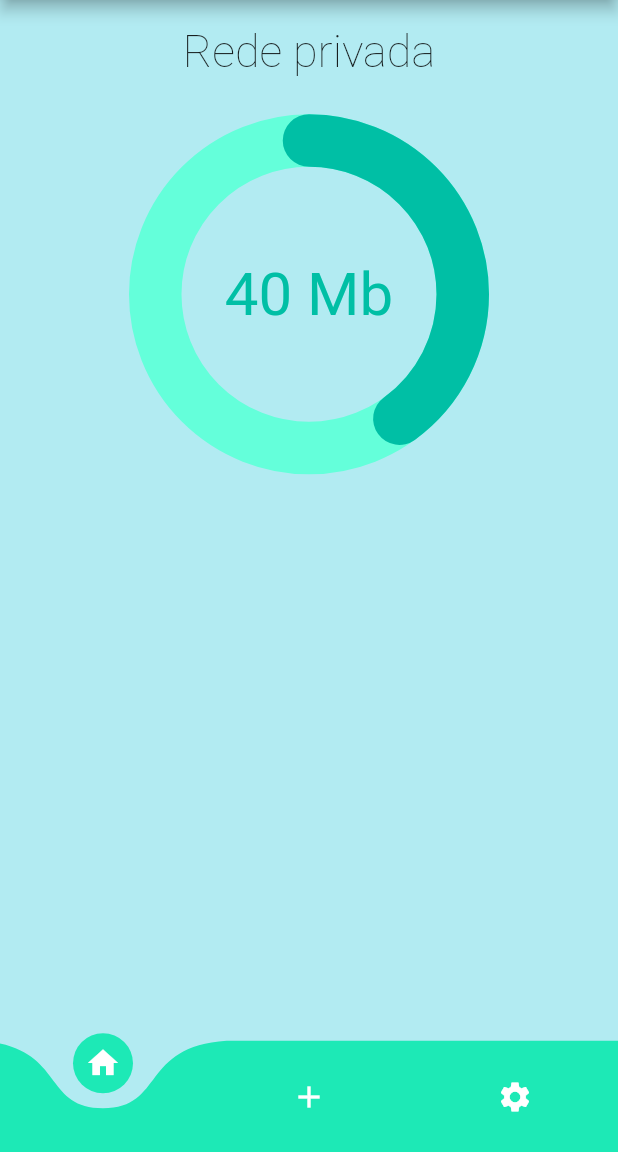
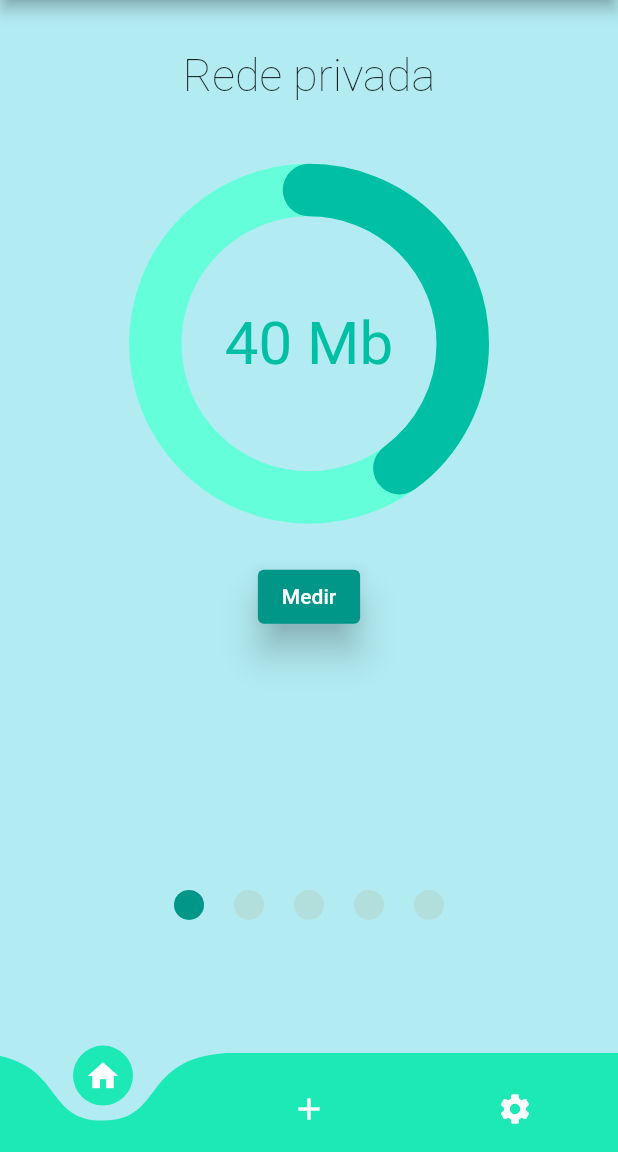
Before and after one commit to ThomasCeccon/App_Challenge_2023, a Flutter app: the MedirRede screen opened by its route, after a tap on "Tráfego", on a phone screen of 412 x 824 dp, the part 84-1236 px from its top. Run offline on Flutter 3.47's test engine with Material 2 defaults, Android fonts, the phone set to English and light mode, and no system bars; drawn by our look-alikes of curved_navigation_bar, percent_indicator, smooth_page_indicator; our stand-ins replace google_fonts, sizer; Roboto replaces fonts that are missing (Abel).

Commit message:
trafegoRede

```diff
--- a/App/app_rede/lib/Views/MedirRede.dart
+++ b/App/app_rede/lib/Views/MedirRede.dart
@@ -4,7 +4,13 @@ import 'package:curved_navigation_bar/curved_navigation_bar.dart';
 import 'package:google_fonts/google_fonts.dart';
 import 'package:percent_indicator/percent_indicator.dart';
 import 'package:sizer/sizer.dart';
+import 'package:smooth_page_indicator/smooth_page_indicator.dart';
 
+import 'package:app_rede/Views/trafegos/Downloads.dart';
+import 'package:app_rede/Views/trafegos/NavegaInternet.dart';
+import 'package:app_rede/Views/trafegos/RedePrivada.dart';
+import 'package:app_rede/Views/trafegos/Streaming.dart';
+import 'package:app_rede/Views/trafegos/VideoConferencia.dart';
 import 'package:app_rede/constants/constatsAppbar.dart';
 
 class MedirRede extends StatefulWidget {
@@ -15,6 +21,7 @@ class MedirRede extends StatefulWidget {
 }
 
 class _MedirRedeState extends State<MedirRede> {
+  final _controller = PageController();
 
   @override
   Widget build(BuildContext context) {
@@ -24,42 +31,38 @@ class _MedirRedeState extends State<MedirRede> {
         appBar: appBar('medir rede'),
         body: Column(
           children: [
-            Padding(
-              padding: EdgeInsets.only(top: 2.h),
-              child: Text(
-                'Rede privada',
-                style:
-                    GoogleFonts.abel(fontSize: 30, fontWeight: FontWeight.w200),
+            SizedBox(
+              height: 72.h,
+
+              child: PageView(
+                controller: _controller,
+                children: [
+                  RedePrivada(),
+                  StreamingVideo(),
+                  VideoConferencia(),
+                  NavegacaoInternet(),
+                  Downloads(),
+                ],
               ),
             ),
-            Padding(
-              padding: EdgeInsets.only(top: 3.h),
-              child: Center(
-                child: CircularPercentIndicator(
-                  animation: true,
-                  animationDuration: 1000,
-                  radius: 120,
-                  lineWidth: 35,
-                  percent: 0.4,
-                  progressColor: Colors.tealAccent.shade700,
-                  backgroundColor: Colors.tealAccent,
-                  circularStrokeCap: CircularStrokeCap.round,
-                  center: Text(
-                    '40 Mb',
-                    style: TextStyle(
-                        fontSize: 40, color: Colors.tealAccent.shade700),
-                  ),
-                ),
-              ),
+            SmoothPageIndicator(
+              controller: _controller,
+              count: 5,
+              effect: JumpingDotEffect(
+                  activeDotColor: Colors.teal,
+                  dotColor: Colors.teal.shade100,
+                  dotHeight: 20,
+                  dotWidth: 20,
+                  spacing: 20,
+                  verticalOffset: 5),
             ),
-
           ],
         ),
         bottomNavigationBar: CurvedNavigationBar(
           backgroundColor: Colors.cyan.shade100,
           color: Colors.tealAccent.shade400,
           animationDuration: Duration(microseconds: 300),
-          height: 9.h,
+          height: 8.h,
           onTap: (index) {
             print(index);
             if (index == 0) {
--- /dev/null
+++ b/App/app_rede/lib/Views/trafegos/Downloads.dart
@@ -0,0 +1,67 @@
+import 'package:flutter/material.dart';
+
+import 'package:google_fonts/google_fonts.dart';
+import 'package:percent_indicator/percent_indicator.dart';
+import 'package:sizer/sizer.dart';
+
+
+class Downloads extends StatefulWidget {
+  const Downloads({super.key});
+
+  @override
+  State<Downloads> createState() => _DownloadsState();
+}
+
+class _DownloadsState extends State<Downloads> {
+  @override
+  Widget build(BuildContext context) {
+    return Sizer(builder: (context, orientation, deviceType) {
+      return Scaffold(
+         backgroundColor: Colors.cyan.shade100,
+        body: Column(children: [
+          //rede downloads
+          Padding(
+            padding: EdgeInsets.only(top: 4.h),
+            child: Text(
+              'Downloads',
+              style:
+                  GoogleFonts.abel(fontSize: 30, fontWeight: FontWeight.w200),
+            ),
+          ),
+          Padding(
+            padding: EdgeInsets.only(top: 5.h),
+            child: Center(
+              child: CircularPercentIndicator(
+                animation: true,
+                animationDuration: 1000,
+                radius: 120,
+                lineWidth: 35,
+                percent: 0.4,
+                progressColor: Colors.tealAccent.shade700,
+                backgroundColor: Colors.tealAccent,
+                circularStrokeCap: CircularStrokeCap.round,
+                center: Text(
+                  '40 Mb',
+                  style: TextStyle(
+                      fontSize: 40, color: Colors.tealAccent.shade700),
+                ),
+              ),
+            ),
+          ),
+
+          //medir rede privada
+          Padding(
+            padding:
+                EdgeInsets.only(top: 3.h, left: 5.w, right: 5.w, bottom: 5.h),
+            child: ElevatedButton(
+              onPressed: () {},
+              child: Text('Medir'),
+              style: ElevatedButton.styleFrom(
+                  backgroundColor: Colors.teal, elevation: 10),
+            ),
+          )
+        ]),
+      );
+    });
+  }
+}
--- /dev/null
+++ b/App/app_rede/lib/Views/trafegos/NavegaInternet.dart
@@ -0,0 +1,66 @@
+import 'package:flutter/material.dart';
+
+import 'package:google_fonts/google_fonts.dart';
+import 'package:percent_indicator/percent_indicator.dart';
+import 'package:sizer/sizer.dart';
+
+class NavegacaoInternet extends StatefulWidget {
+  const NavegacaoInternet({super.key});
+
+  @override
+  State<NavegacaoInternet> createState() => _NavegacaoInternetState();
+}
+
+class _NavegacaoInternetState extends State<NavegacaoInternet> {
+  @override
+  Widget build(BuildContext context) {
+     return Sizer(builder: (context, orientation, deviceType) {
+      return Scaffold(
+       backgroundColor: Colors.cyan.shade100,
+        body: Column(children: [
+          //rede navegando internet
+          Padding(
+            padding: EdgeInsets.only(top: 4.h),
+            child: Text(
+              'Navegando internet',
+              style:
+                  GoogleFonts.abel(fontSize: 30, fontWeight: FontWeight.w200),
+            ),
+          ),
+          Padding(
+            padding: EdgeInsets.only(top: 5.h),
+            child: Center(
+              child: CircularPercentIndicator(
+                animation: true,
+                animationDuration: 1000,
+                radius: 120,
+                lineWidth: 35,
+                percent: 0.4,
+                progressColor: Colors.tealAccent.shade700,
+                backgroundColor: Colors.tealAccent,
+                circularStrokeCap: CircularStrokeCap.round,
+                center: Text(
+                  '40 Mb',
+                  style: TextStyle(
+                      fontSize: 40, color: Colors.tealAccent.shade700),
+                ),
+              ),
+            ),
+          ),
+
+          //medir rede privada
+          Padding(
+            padding:
+                EdgeInsets.only(top: 3.h, left: 5.w, right: 5.w, bottom: 5.h),
+            child: ElevatedButton(
+              onPressed: () {},
+              child: Text('Medir'),
+              style: ElevatedButton.styleFrom(
+                  backgroundColor: Colors.teal, elevation: 10),
+            ),
+          )
+        ]),
+      );
+    });
+  }
+}
--- /dev/null
+++ b/App/app_rede/lib/Views/trafegos/RedePrivada.dart
@@ -0,0 +1,67 @@
+import 'package:flutter/material.dart';
+
+import 'package:google_fonts/google_fonts.dart';
+import 'package:percent_indicator/percent_indicator.dart';
+import 'package:sizer/sizer.dart';
+
+
+class RedePrivada extends StatefulWidget {
+  const RedePrivada({super.key});
+
+  @override
+  State<RedePrivada> createState() => _RedePrivadaState();
+}
+
+class _RedePrivadaState extends State<RedePrivada> {
+  @override
+  Widget build(BuildContext context) {
+    return Sizer(builder: (context, orientation, deviceType) {
+      return Scaffold(
+           backgroundColor: Colors.cyan.shade100,
+        body: Column(children: [
+          //rede pessoal
+          Padding(
+            padding: EdgeInsets.only(top: 4.h),
+            child: Text(
+              'Rede privada',
+              style:
+                  GoogleFonts.abel(fontSize: 30, fontWeight: FontWeight.w200),
+            ),
+          ),
+          Padding(
+            padding: EdgeInsets.only(top: 5.h),
+            child: Center(
+              child: CircularPercentIndicator(
+                animation: true,
+                animationDuration: 1000,
+                radius: 120,
+                lineWidth: 35,
+                percent: 0.4,
+                progressColor: Colors.tealAccent.shade700,
+                backgroundColor: Colors.tealAccent,
+                circularStrokeCap: CircularStrokeCap.round,
+                center: Text(
+                  '40 Mb',
+                  style: TextStyle(
+                      fontSize: 40, color: Colors.tealAccent.shade700),
+                ),
+              ),
+            ),
+          ),
+
+          //medir rede privada
+          Padding(
+            padding:
+                EdgeInsets.only(top: 3.h, left: 5.w, right: 5.w, bottom: 5.h),
+            child: ElevatedButton(
+              onPressed: () {},
+              child: Text('Medir'),
+              style: ElevatedButton.styleFrom(
+                  backgroundColor: Colors.teal, elevation: 10),
+            ),
+          )
+        ]),
+      );
+    });
+  }
+}
--- /dev/null
+++ b/App/app_rede/lib/Views/trafegos/Streaming.dart
@@ -0,0 +1,67 @@
+import 'package:flutter/material.dart';
+
+import 'package:google_fonts/google_fonts.dart';
+import 'package:percent_indicator/percent_indicator.dart';
+import 'package:sizer/sizer.dart';
+
+
+class StreamingVideo extends StatefulWidget {
+  const StreamingVideo({super.key});
+
+  @override
+  State<StreamingVideo> createState() => _StreamingVideoState();
+}
+
+class _StreamingVideoState extends State<StreamingVideo> {
+  @override
+  Widget build(BuildContext context) {
+     return Sizer(builder: (context, orientation, deviceType) {
+      return Scaffold(
+        backgroundColor: Colors.cyan.shade100,
+        body: Column(children: [
+          //rede streaming
+          Padding(
+            padding: EdgeInsets.only(top: 4.h),
+            child: Text(
+              'Streaming de video',
+              style:
+                  GoogleFonts.abel(fontSize: 30, fontWeight: FontWeight.w200),
+            ),
+          ),
+          Padding(
+            padding: EdgeInsets.only(top: 5.h),
+            child: Center(
+              child: CircularPercentIndicator(
+                animation: true,
+                animationDuration: 1000,
+                radius: 120,
+                lineWidth: 35,
+                percent: 0.4,
+                progressColor: Colors.tealAccent.shade700,
+                backgroundColor: Colors.tealAccent,
+                circularStrokeCap: CircularStrokeCap.round,
+                center: Text(
+                  '40 Mb',
+                  style: TextStyle(
+                      fontSize: 40, color: Colors.tealAccent.shade700),
+                ),
+              ),
+            ),
+          ),
+
+          //medir rede privada
+          Padding(
+            padding:
+                EdgeInsets.only(top: 3.h, left: 5.w, right: 5.w, bottom: 5.h),
+            child: ElevatedButton(
+              onPressed: () {},
+              child: Text('Medir'),
+              style: ElevatedButton.styleFrom(
+                  backgroundColor: Colors.teal, elevation: 10),
+            ),
+          )
+        ]),
+      );
+    });
+  }
+}
--- /dev/null
+++ b/App/app_rede/lib/Views/trafegos/VideoConferencia.dart
@@ -0,0 +1,67 @@
+import 'package:flutter/material.dart';
+
+import 'package:google_fonts/google_fonts.dart';
+import 'package:percent_indicator/percent_indicator.dart';
+import 'package:sizer/sizer.dart';
+
+
+class VideoConferencia extends StatefulWidget {
+  const VideoConferencia({super.key});
+
+  @override
+  State<VideoConferencia> createState() => _VideoConferenciaState();
+}
+
+class _VideoConferenciaState extends State<VideoConferencia> {
+  @override
+  Widget build(BuildContext context) {
+     return Sizer(builder: (context, orientation, deviceType) {
+      return Scaffold(
+       backgroundColor: Colors.cyan.shade100,
+        body: Column(children: [
+          //rede video conferencia
+          Padding(
+            padding: EdgeInsets.only(top: 4.h),
+            child: Text(
+              'Video conferência',
+              style:
+                  GoogleFonts.abel(fontSize: 30, fontWeight: FontWeight.w200),
+            ),
+          ),
+          Padding(
+            padding: EdgeInsets.only(top: 5.h),
+            child: Center(
+              child: CircularPercentIndicator(
+                animation: true,
+                animationDuration: 1000,
+                radius: 120,
+                lineWidth: 35,
+                percent: 0.4,
+                progressColor: Colors.tealAccent.shade700,
+                backgroundColor: Colors.tealAccent,
+                circularStrokeCap: CircularStrokeCap.round,
+                center: Text(
+                  '40 Mb',
+                  style: TextStyle(
+                      fontSize: 40, color: Colors.tealAccent.shade700),
+                ),
+              ),
+            ),
+          ),
+
+          //medir rede privada
+          Padding(
+            padding:
+                EdgeInsets.only(top: 3.h, left: 5.w, right: 5.w, bottom: 5.h),
+            child: ElevatedButton(
+              onPressed: () {},
+              child: Text('Medir'),
+              style: ElevatedButton.styleFrom(
+                  backgroundColor: Colors.teal, elevation: 10),
+            ),
+          )
+        ]),
+      );
+    });
+  }
+}
--- a/App/app_rede/lib/myapp.dart
+++ b/App/app_rede/lib/myapp.dart
@@ -3,6 +3,11 @@ import 'package:flutter/material.dart';
 import 'package:app_rede/Views/HomePage.dart';
 import 'package:app_rede/Views/MedirApps.dart';
 import 'package:app_rede/Views/MedirRede.dart';
+import 'package:app_rede/Views/trafegos/Downloads.dart';
+import 'package:app_rede/Views/trafegos/NavegaInternet.dart';
+import 'package:app_rede/Views/trafegos/RedePrivada.dart';
+import 'package:app_rede/Views/trafegos/Streaming.dart';
+import 'package:app_rede/Views/trafegos/VideoConferencia.dart';
 
 class MyApp extends StatelessWidget {
   const MyApp({super.key});
@@ -17,6 +22,12 @@ class MyApp extends StatelessWidget {
       '/homepage':(context) => const HomePage(),
       '/medirrede':(context) => const MedirRede(),
        '/medirapps':(context) => const MedirApps(),
+       '/redeprivada':(context) => RedePrivada(),
+       '/streamingvideo':(context) => const StreamingVideo(),
+       '/videoconferencia':(context) => const VideoConferencia(),
+       '/navegacaointernet':(context) => const NavegacaoInternet(),
+       '/downloadss':(context) => const Downloads(),
+
 
     },
     );
--- a/App/app_rede/pubspec.yaml
+++ b/App/app_rede/pubspec.yaml
@@ -42,6 +42,7 @@ dependencies:
   curved_navigation_bar: ^1.0.3
   data_connection_checker: ^0.3.4
   connectivity_plus: ^3.0.6
+  smooth_page_indicator: ^1.1.0
 
 dev_dependencies:
   flutter_test:
```
Also changed, not shown: App/app_rede/pubspec.lock, 1 other file.
